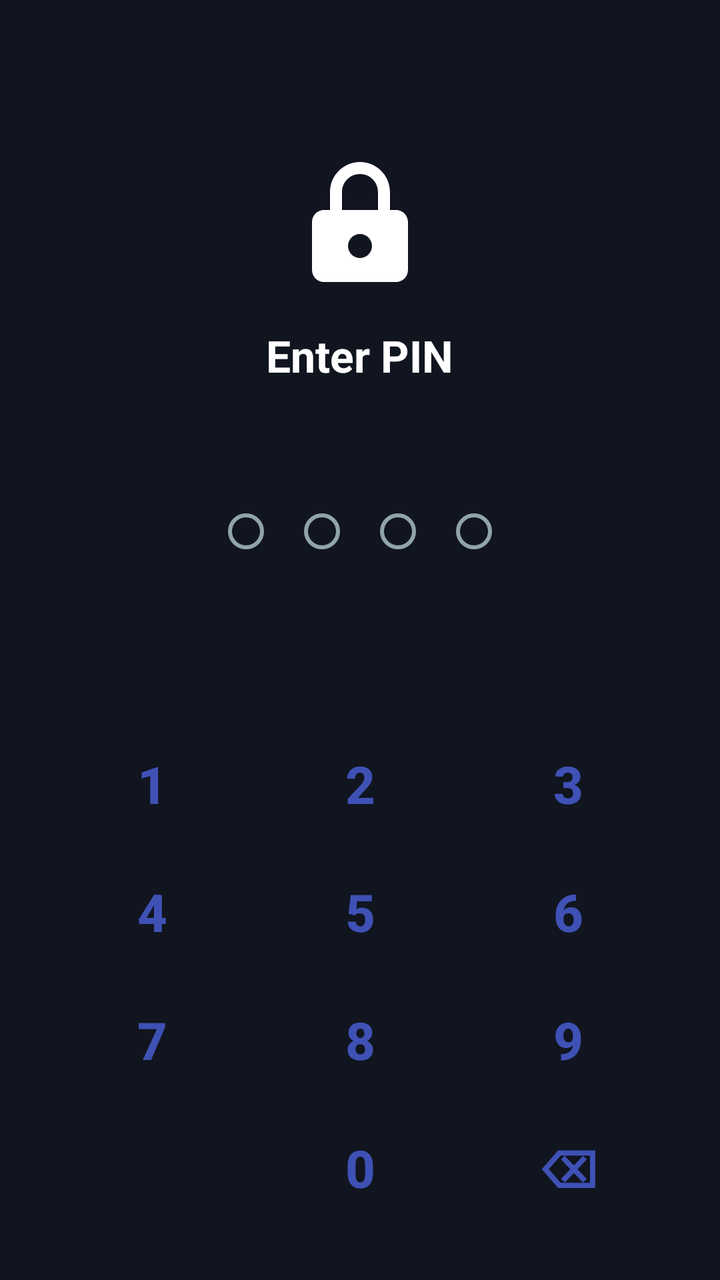
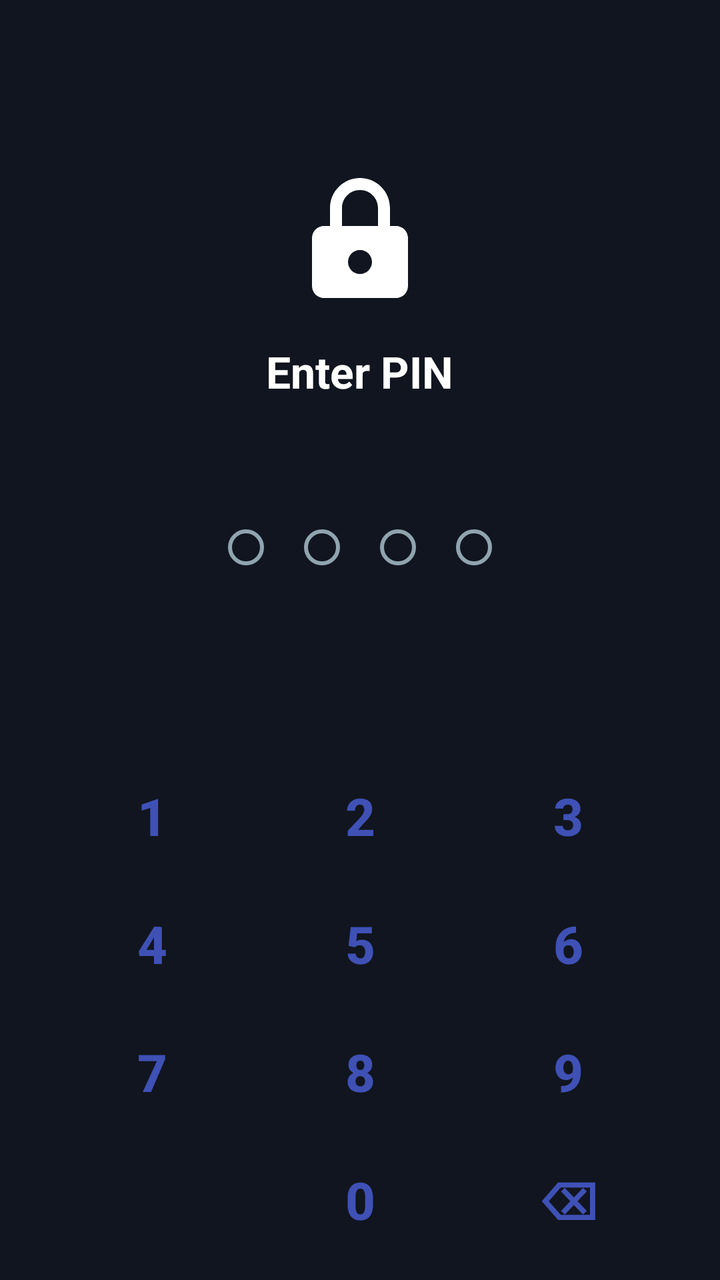

Screens rendered from an Android XML layout before and after an edit, with the pre-edit source and the edit as a unified diff.
<!-- AndroidManifest.xml: activity theme Theme.AppLock.Lock -->
<!-- res/layout/activity_lock_screen.xml -->
<?xml version="1.0" encoding="utf-8"?>
<LinearLayout xmlns:android="http://schemas.android.com/apk/res/android"
    xmlns:app="http://schemas.android.com/apk/res-auto"
    android:layout_width="match_parent"
    android:layout_height="match_parent"
    android:background="@color/lock_bg"
    android:gravity="center_horizontal"
    android:orientation="vertical"
    android:paddingHorizontal="24dp">

    <Space
        android:layout_width="match_parent"
        android:layout_height="0dp"
        android:layout_weight="1" />

    <ImageView
        android:id="@+id/appIcon"
        android:layout_width="72dp"
        android:layout_height="72dp"
        android:layout_marginBottom="16dp"
        android:src="@drawable/ic_lock"
        app:tint="@color/white" />

    <TextView
        android:id="@+id/title"
        android:layout_width="wrap_content"
        android:layout_height="wrap_content"
        android:text="@string/enter_pin_title"
        android:textColor="@color/white"
        android:textSize="22sp"
        android:textStyle="bold" />

    <TextView
        android:id="@+id/appName"
        android:layout_width="wrap_content"
        android:layout_height="wrap_content"
        android:layout_marginTop="6dp"
        android:textColor="#B0BEC5"
        android:textSize="15sp" />

    <include
        android:id="@+id/dots"
        layout="@layout/view_pin_dots"
        android:layout_width="wrap_content"
        android:layout_height="wrap_content"
        android:layout_marginTop="28dp" />

    <Space
        android:layout_width="match_parent"
        android:layout_height="0dp"
        android:layout_weight="1" />

    <include
        android:id="@+id/keypad"
        layout="@layout/layout_keypad"
        android:layout_width="match_parent"
        android:layout_height="wrap_content"
        android:layout_marginBottom="24dp" />
</LinearLayout>
<!-- res/layout/view_pin_dots.xml (included above) -->
<?xml version="1.0" encoding="utf-8"?>
<LinearLayout xmlns:android="http://schemas.android.com/apk/res/android"
    android:id="@+id/dotsRow"
    android:layout_width="wrap_content"
    android:layout_height="wrap_content"
    android:layout_gravity="center_horizontal"
    android:orientation="horizontal">

    <ImageView
        android:id="@+id/dot1"
        android:layout_width="18dp"
        android:layout_height="18dp"
        android:layout_margin="10dp"
        android:src="@drawable/dot_empty" />

    <ImageView
        android:id="@+id/dot2"
        android:layout_width="18dp"
        android:layout_height="18dp"
        android:layout_margin="10dp"
        android:src="@drawable/dot_empty" />

    <ImageView
        android:id="@+id/dot3"
        android:layout_width="18dp"
        android:layout_height="18dp"
        android:layout_margin="10dp"
        android:src="@drawable/dot_empty" />

    <ImageView
        android:id="@+id/dot4"
        android:layout_width="18dp"
        android:layout_height="18dp"
        android:layout_margin="10dp"
        android:src="@drawable/dot_empty" />
</LinearLayout>
<!-- res/layout/layout_keypad.xml (included above) -->
<?xml version="1.0" encoding="utf-8"?>
<GridLayout xmlns:android="http://schemas.android.com/apk/res/android"
    android:id="@+id/keypadGrid"
    android:layout_width="match_parent"
    android:layout_height="wrap_content"
    android:columnCount="3"
    android:rowCount="4"
    android:useDefaultMargins="false">

    <Button android:id="@+id/btn1" style="@style/PinKey" android:text="1" />
    <Button android:id="@+id/btn2" style="@style/PinKey" android:text="2" />
    <Button android:id="@+id/btn3" style="@style/PinKey" android:text="3" />

    <Button android:id="@+id/btn4" style="@style/PinKey" android:text="4" />
    <Button android:id="@+id/btn5" style="@style/PinKey" android:text="5" />
    <Button android:id="@+id/btn6" style="@style/PinKey" android:text="6" />

    <Button android:id="@+id/btn7" style="@style/PinKey" android:text="7" />
    <Button android:id="@+id/btn8" style="@style/PinKey" android:text="8" />
    <Button android:id="@+id/btn9" style="@style/PinKey" android:text="9" />

    <Space
        android:layout_width="0dp"
        android:layout_height="64dp"
        android:layout_columnWeight="1"
        android:layout_gravity="fill_horizontal" />

    <Button android:id="@+id/btn0" style="@style/PinKey" android:text="0" />

    <Button
        android:id="@+id/btnDelete"
        style="@style/PinKey"
        android:contentDescription="@string/delete"
        android:text="⌫" />
</GridLayout>
<!-- resources referenced by this layout -->
<resources>
  <color name="lock_bg">#11151F</color>
  <color name="white">#FFFFFFFF</color>
  <!-- drawable dot_empty (drawable) -->
  <?xml version="1.0" encoding="utf-8"?>
  <shape xmlns:android="http://schemas.android.com/apk/res/android"
      android:shape="oval">
      <solid android:color="@android:color/transparent" />
      <stroke
          android:width="2dp"
          android:color="@color/dot_stroke" />
      <size
          android:width="18dp"
          android:height="18dp" />
  </shape>
  <!-- drawable ic_lock (drawable) -->
  <vector xmlns:android="http://schemas.android.com/apk/res/android"
      android:width="24dp"
      android:height="24dp"
      android:viewportWidth="24"
      android:viewportHeight="24"
      android:tint="@color/white">
      <path
          android:fillColor="@android:color/white"
          android:pathData="M12,2C9.24,2 7,4.24 7,7v3H6c-1.1,0 -2,0.9 -2,2v8c0,1.1 0.9,2 2,2h12c1.1,0 2,-0.9 2,-2v-8c0,-1.1 -0.9,-2 -2,-2h-1V7C17,4.24 14.76,2 12,2zM9,7c0,-1.66 1.34,-3 3,-3s3,1.34 3,3v3H9V7zM12,14c1.1,0 2,0.9 2,2s-0.9,2 -2,2 -2,-0.9 -2,-2 0.9,-2 2,-2z" />
  </vector>
  <string name="delete">Delete</string>
  <string name="enter_pin_title">Enter PIN</string>
  <style name="PinKey" parent="Widget.Material3.Button.TextButton">
          <item name="android:textSize">26sp</item>
          <item name="android:textStyle">bold</item>
          <item name="android:layout_width">0dp</item>
          <item name="android:layout_height">64dp</item>
          <item name="android:layout_columnWeight">1</item>
          <item name="android:layout_gravity">fill_horizontal</item>
          <item name="android:insetTop">6dp</item>
          <item name="android:insetBottom">6dp</item>
      </style>
  <style name="Theme.AppLock.Lock" parent="Theme.AppLock">
          <item name="android:windowBackground">@color/lock_bg</item>
          <item name="android:statusBarColor">@color/lock_bg</item>
          <item name="android:navigationBarColor">@color/lock_bg</item>
          <item name="android:windowNoTitle">true</item>
      </style>
  <color name="dot_stroke">#90A4AE</color>
  <style name="Theme.AppLock" parent="Theme.Material3.DayNight.NoActionBar">
          <item name="colorPrimary">@color/primary</item>
          <item name="colorPrimaryDark">@color/primary_dark</item>
          <item name="colorAccent">@color/accent</item>
      </style>
  <color name="primary">#3F51B5</color>
  <color name="primary_dark">#303F9F</color>
  <color name="accent">#FF4081</color>
</resources>

<!-- the commit's change to res/layout/activity_lock_screen.xml (unified diff, before → after) -->
@@ -55,7 +55,19 @@
         layout="@layout/layout_keypad"
         android:layout_width="match_parent"
         android:layout_height="wrap_content"
-        android:layout_marginBottom="24dp" />
+        android:layout_marginBottom="8dp" />
+
+    <com.google.android.material.button.MaterialButton
+        android:id="@+id/fingerprintButton"
+        style="@style/Widget.Material3.Button.TextButton.Icon"
+        android:layout_width="wrap_content"
+        android:layout_height="wrap_content"
+        android:layout_marginBottom="16dp"
+        android:text="@string/use_fingerprint"
+        android:textColor="@color/white"
+        android:visibility="gone"
+        app:icon="@drawable/ic_fingerprint"
+        app:iconTint="@color/white" />
 </LinearLayout>
 <!-- res/layout/view_pin_dots.xml (included above) -->
 <?xml version="1.0" encoding="utf-8"?>
<!-- resource entries referenced after the edit -->
@@ -14,6 +14,7 @@
           android:width="18dp"
           android:height="18dp" />
   </shape>
+  <!-- drawable ic_fingerprint: vector/xml drawable (drawable, 2400 chars, omitted) -->
   <!-- drawable ic_lock (drawable) -->
   <vector xmlns:android="http://schemas.android.com/apk/res/android"
       android:width="24dp"
@@ -27,6 +28,7 @@
   </vector>
   <string name="delete">Delete</string>
   <string name="enter_pin_title">Enter PIN</string>
+  <string name="use_fingerprint">Use fingerprint</string>
   <style name="PinKey" parent="Widget.Material3.Button.TextButton">
           <item name="android:textSize">26sp</item>
           <item name="android:textStyle">bold</item>
